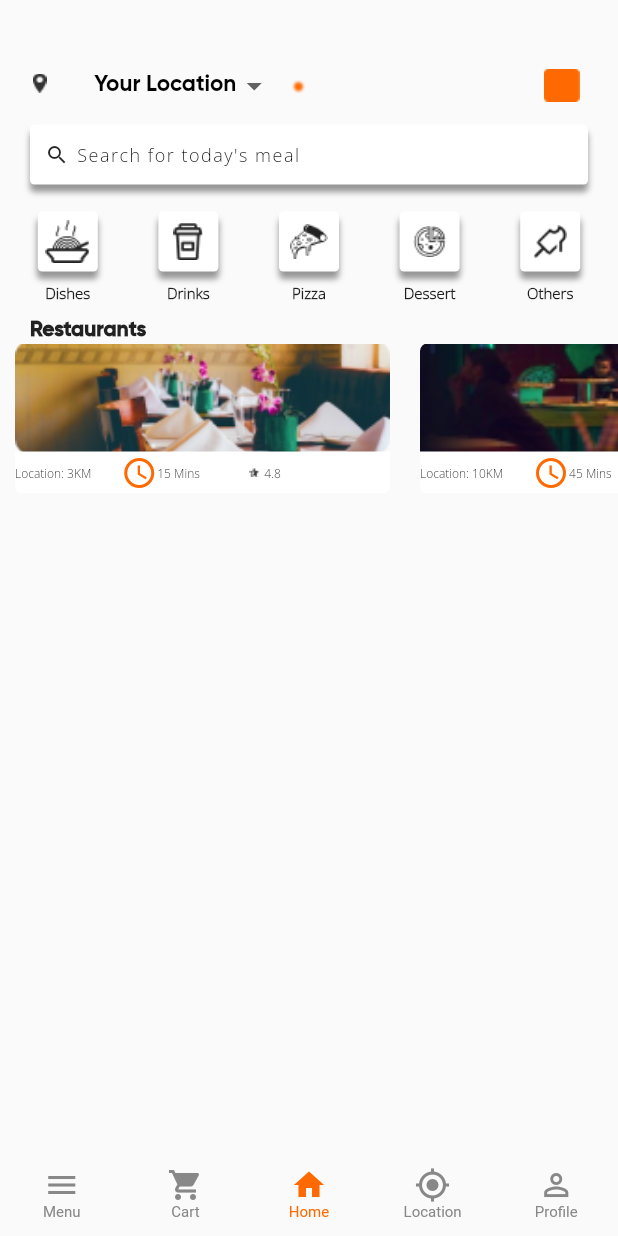
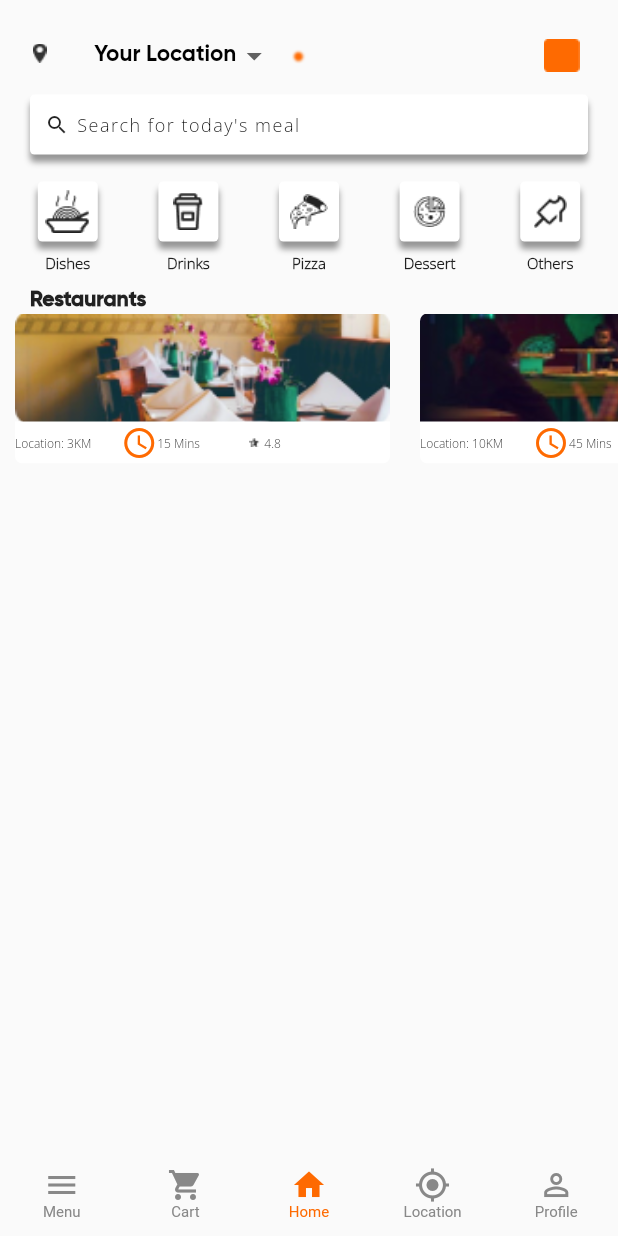
Before and after one commit to Momentum16678/homepage, a Flutter app: the screen it shows after launch, on a phone screen of 412 x 824 dp. Run offline on Flutter 3.47's test engine with Material 2 defaults, Android fonts, the phone set to English and light mode, and no system bars.

Commit message:
Update home_item_page.dart

```diff
--- a/lib/home_item_page.dart
+++ b/lib/home_item_page.dart
@@ -24,7 +24,7 @@ class _HomeItemPageState extends State<HomeItemPage> {
             crossAxisAlignment: CrossAxisAlignment.start,
             children: [
               Container(
-                margin: const EdgeInsets.only(left: 20, right: 20, top: 30),
+                margin: const EdgeInsets.only(left: 20, right: 20, top: 10),
                 child: Row(
                   mainAxisAlignment: MainAxisAlignment.spaceBetween,
                   children: [
```
